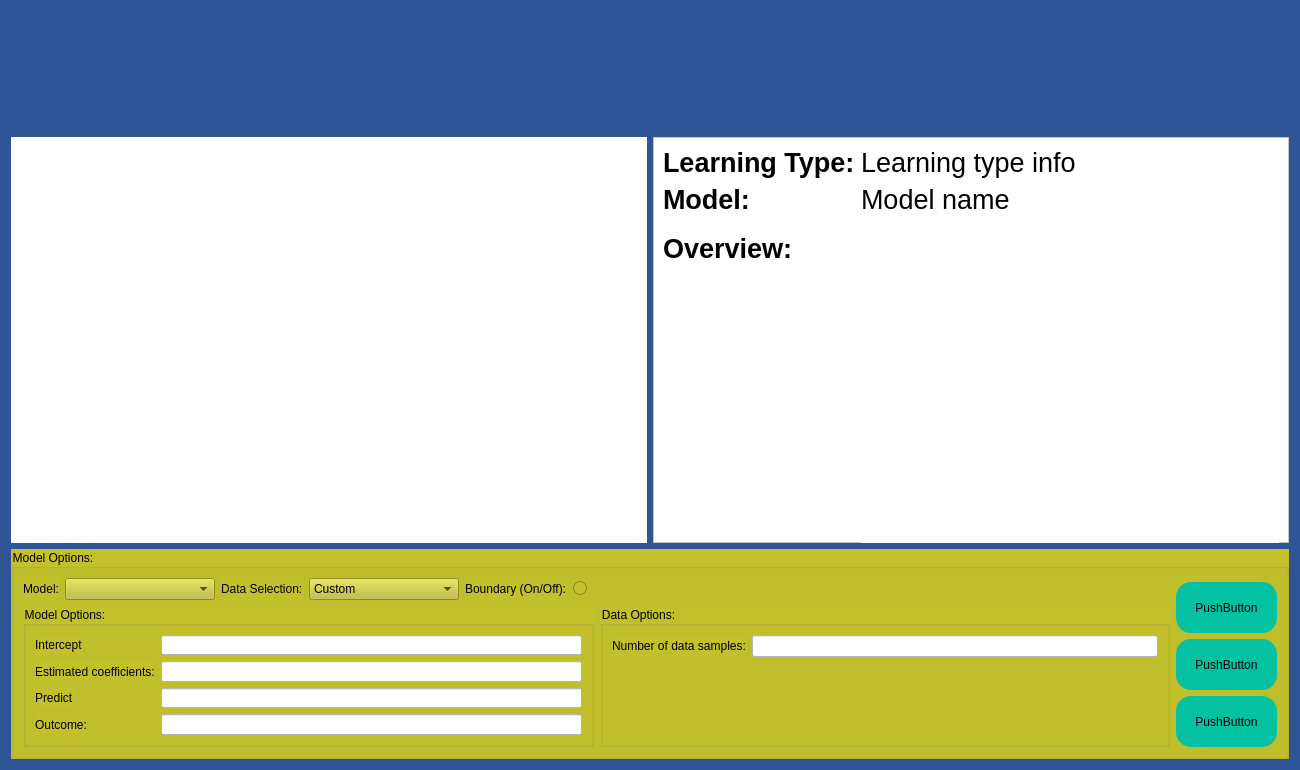
Old version of the form Additional Content/QT Designer Screens/freeplayscreenupdatev2(lin reg - none).ui in the repository codingWithAndy/Thesis_Project.
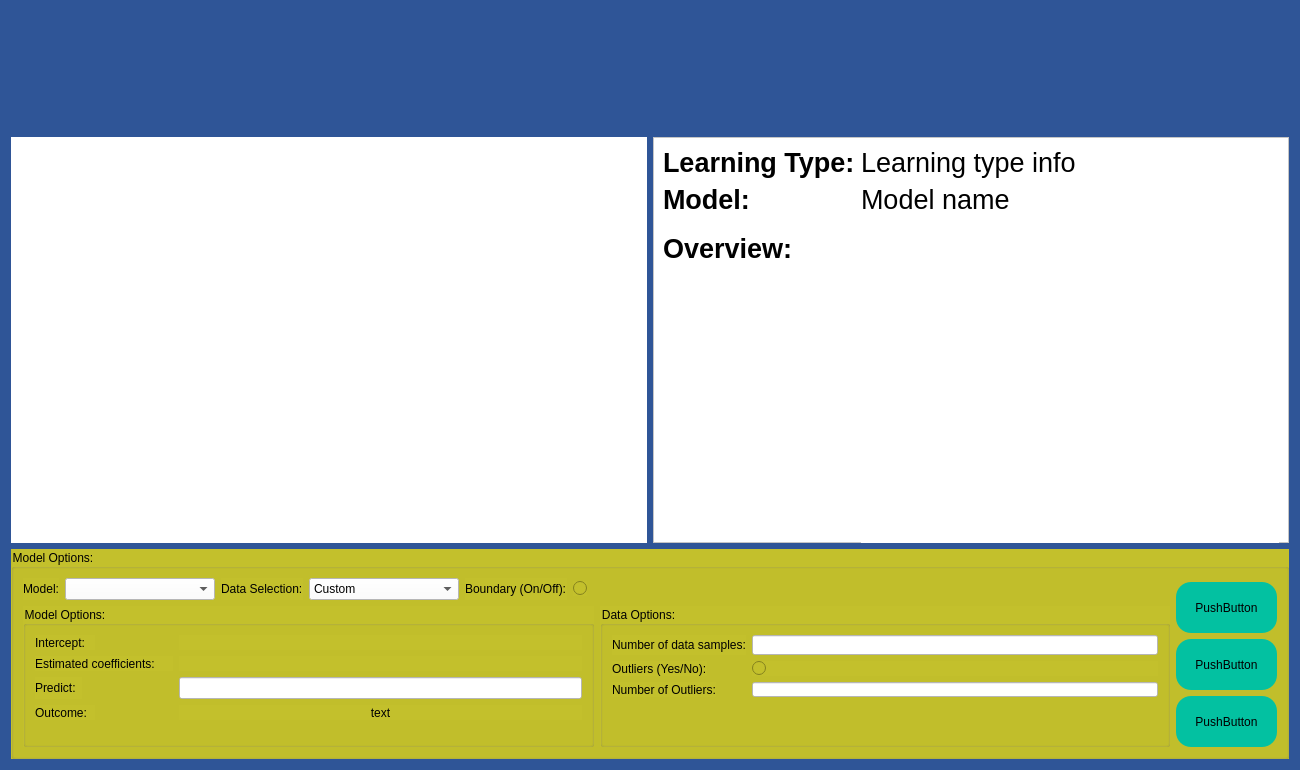
New version of the form. Icons and pictures are not drawn.

```diff
--- a/Additional Content/QT Designer Screens/freeplayscreenupdatev2(lin reg - none).ui
+++ b/Additional Content/QT Designer Screens/freeplayscreenupdatev2(lin reg - none).ui
@@ -290,6 +290,10 @@
                 <height>0</height>
                </size>
               </property>
+              <property name="styleSheet">
+               <string notr="true">background-color: white;
+selection-color: rgb(200, 200, 200);</string>
+              </property>
              </widget>
             </item>
             <item>
@@ -307,6 +311,10 @@
                 <height>0</height>
                </size>
               </property>
+              <property name="styleSheet">
+               <string notr="true">background-color: white;
+selection-color: rgb(200, 200, 200)</string>
+              </property>
               <item>
                <property name="text">
                 <string>Custom</string>
@@ -373,28 +381,34 @@
                   <widget class="QLabel" name="interceptLabel">
                    <property name="minimumSize">
                     <size>
-                     <width>0</width>
+                     <width>60</width>
                      <height>15</height>
                     </size>
                    </property>
+                   <property name="maximumSize">
+                    <size>
+                     <width>150</width>
+                     <height>16777215</height>
+                    </size>
+                   </property>
                    <property name="text">
-                    <string>Intercept</string>
+                    <string>Intercept:</string>
                    </property>
                   </widget>
                  </item>
                  <item row="0" column="1">
-                  <widget class="QLineEdit" name="interceptLineEdit">
+                  <widget class="QLabel" name="interceptLabel_2">
                    <property name="minimumSize">
                     <size>
                      <width>0</width>
                      <height>15</height>
                     </size>
                    </property>
-                   <property name="focusPolicy">
-                    <enum>Qt::ClickFocus</enum>
+                   <property name="text">
+                    <string/>
                    </property>
-                   <property name="styleSheet">
-                    <string notr="true">background-color: white;</string>
+                   <property name="alignment">
+                    <set>Qt::AlignCenter</set>
                    </property>
                   </widget>
                  </item>
@@ -402,41 +416,37 @@
                   <widget class="QLabel" name="coefLabel">
                    <property name="minimumSize">
                     <size>
-                     <width>0</width>
+                     <width>138</width>
                      <height>15</height>
                     </size>
                    </property>
+                   <property name="maximumSize">
+                    <size>
+                     <width>150</width>
+                     <height>16777215</height>
+                    </size>
+                   </property>
                    <property name="text">
                     <string>Estimated coefficients:</string>
                    </property>
                   </widget>
                  </item>
-                 <item row="1" column="1">
-                  <widget class="QLineEdit" name="coefLineEdit">
-                   <property name="minimumSize">
-                    <size>
-                     <width>0</width>
-                     <height>15</height>
-                    </size>
-                   </property>
-                   <property name="focusPolicy">
-                    <enum>Qt::ClickFocus</enum>
-                   </property>
-                   <property name="styleSheet">
-                    <string notr="true">background-color: white;</string>
-                   </property>
-                  </widget>
-                 </item>
                  <item row="2" column="0">
                   <widget class="QLabel" name="predictLabel">
                    <property name="minimumSize">
                     <size>
-                     <width>0</width>
+                     <width>47</width>
                      <height>15</height>
                     </size>
                    </property>
+                   <property name="maximumSize">
+                    <size>
+                     <width>150</width>
+                     <height>16777215</height>
+                    </size>
+                   </property>
                    <property name="text">
-                    <string>Predict</string>
+                    <string>Predict:</string>
                    </property>
                   </widget>
                  </item>
@@ -460,28 +470,50 @@
                   <widget class="QLabel" name="outcomeLabel">
                    <property name="minimumSize">
                     <size>
-                     <width>0</width>
+                     <width>60</width>
                      <height>15</height>
                     </size>
                    </property>
+                   <property name="maximumSize">
+                    <size>
+                     <width>150</width>
+                     <height>16777215</height>
+                    </size>
+                   </property>
                    <property name="text">
                     <string>Outcome:</string>
                    </property>
                   </widget>
                  </item>
+                 <item row="1" column="1">
+                  <widget class="QLabel" name="coefLabels">
+                   <property name="minimumSize">
+                    <size>
+                     <width>0</width>
+                     <height>15</height>
+                    </size>
+                   </property>
+                   <property name="text">
+                    <string/>
+                   </property>
+                   <property name="alignment">
+                    <set>Qt::AlignCenter</set>
+                   </property>
+                  </widget>
+                 </item>
                  <item row="3" column="1">
-                  <widget class="QLineEdit" name="lineEdit_4">
+                  <widget class="QLabel" name="outputLabel">
                    <property name="minimumSize">
                     <size>
                      <width>0</width>
                      <height>15</height>
                     </size>
                    </property>
-                   <property name="focusPolicy">
-                    <enum>Qt::ClickFocus</enum>
+                   <property name="text">
+                    <string>text</string>
                    </property>
-                   <property name="styleSheet">
-                    <string notr="true">background-color: white;</string>
+                   <property name="alignment">
+                    <set>Qt::AlignCenter</set>
                    </property>
                   </widget>
                  </item>
@@ -496,12 +528,31 @@
                <string>Data Options:</string>
               </property>
               <layout class="QFormLayout" name="formLayout_3">
+               <item row="1" column="0">
+                <widget class="QLabel" name="dataSampleLabel">
+                 <property name="minimumSize">
+                  <size>
+                   <width>0</width>
+                   <height>20</height>
+                  </size>
+                 </property>
+                 <property name="maximumSize">
+                  <size>
+                   <width>160</width>
+                   <height>16777215</height>
+                  </size>
+                 </property>
+                 <property name="text">
+                  <string>Number of data samples:</string>
+                 </property>
+                </widget>
+               </item>
                <item row="1" column="1">
                 <widget class="QLineEdit" name="dataSampleLineedit">
                  <property name="minimumSize">
                   <size>
                    <width>150</width>
-                   <height>0</height>
+                   <height>15</height>
                   </size>
                  </property>
                  <property name="maximumSize">
@@ -519,9 +570,12 @@
                  <property name="styleSheet">
                   <string notr="true">background-color: white;</string>
                  </property>
+                 <property name="alignment">
+                  <set>Qt::AlignJustify|Qt::AlignVCenter</set>
+                 </property>
                 </widget>
                </item>
-               <item row="2" column="0">
+               <item row="5" column="0">
                 <spacer name="verticalSpacer">
                  <property name="orientation">
                   <enum>Qt::Vertical</enum>
@@ -534,22 +588,61 @@
                  </property>
                 </spacer>
                </item>
-               <item row="1" column="0">
-                <widget class="QLabel" name="dataSampleLabel">
+               <item row="3" column="1">
+                <widget class="QRadioButton" name="radioButton_2">
                  <property name="minimumSize">
                   <size>
                    <width>0</width>
-                   <height>20</height>
+                   <height>15</height>
                   </size>
                  </property>
-                 <property name="maximumSize">
+                 <property name="text">
+                  <string/>
+                 </property>
+                </widget>
+               </item>
+               <item row="3" column="0">
+                <widget class="QLabel" name="label">
+                 <property name="minimumSize">
                   <size>
-                   <width>300</width>
-                   <height>16777215</height>
+                   <width>0</width>
+                   <height>15</height>
                   </size>
                  </property>
                  <property name="text">
-                  <string>Number of data samples:</string>
+                  <string>Outliers (Yes/No):</string>
+                 </property>
+                </widget>
+               </item>
+               <item row="4" column="0">
+                <widget class="QLabel" name="label_2">
+                 <property name="minimumSize">
+                  <size>
+                   <width>0</width>
+                   <height>15</height>
+                  </size>
+                 </property>
+                 <property name="text">
+                  <string>Number of Outliers:</string>
+                 </property>
+                </widget>
+               </item>
+               <item row="4" column="1">
+                <widget class="QLineEdit" name="outliersNoLineedit">
+                 <property name="minimumSize">
+                  <size>
+                   <width>0</width>
+                   <height>15</height>
+                  </size>
+                 </property>
+                 <property name="baseSize">
+                  <size>
+                   <width>0</width>
+                   <height>15</height>
+                  </size>
+                 </property>
+                 <property name="styleSheet">
+                  <string notr="true">background-color: white;</string>
                  </property>
                 </widget>
                </item>
```
